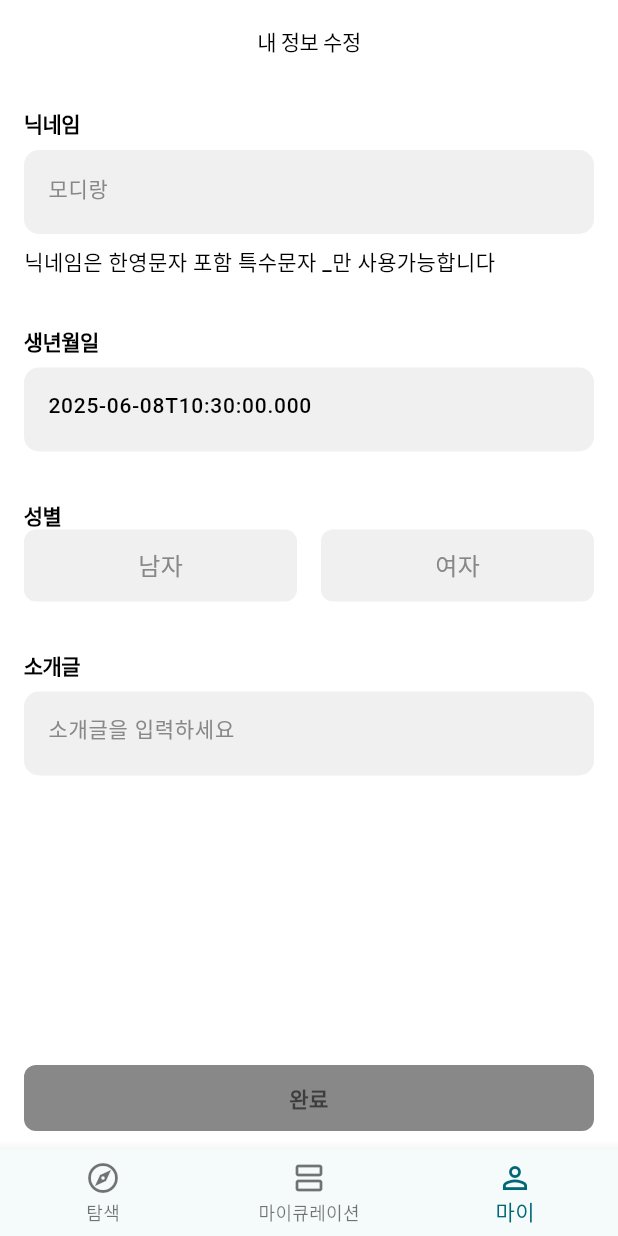
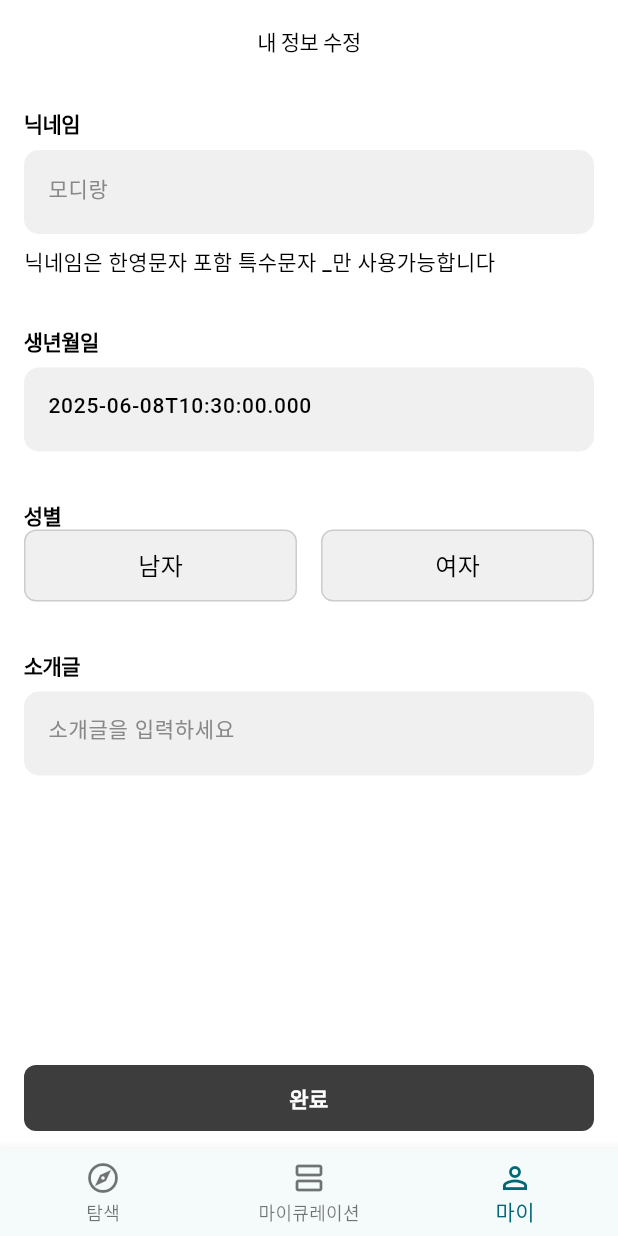
Before and after one commit to hdachan/modir_sh2, a Flutter app: the ProfileEditScreen screen opened by its route, on a phone screen of 412 x 824 dp. Run offline on Flutter 3.47's test engine with Material 3 defaults, Android fonts, the phone set to English and light mode, and no system bars; our stand-ins replace flutter_svg, go_router, google_sign_in, image_picker, supabase_flutter; accounts and stored records are empty; Roboto replaces fonts that are missing (Pretendard); project files that could hold a hidden picture were left out.

Commit message:
20250609 프로필수정

```diff
--- a/lib/Auth/views/SignUpInformation.dart
+++ b/lib/Auth/views/SignUpInformation.dart
@@ -96,7 +96,7 @@ class InformationScreen extends StatelessWidget {
                             ),
                           ),
                           const SizedBox(height: 32),
-                          Subtext('카테고리'),
+                          //Subtext('카테고리'),
                           // LayoutBuilder(
                           //   builder: (context, constraints) {
                           //     return buildSelectionButtons(
--- a/lib/Mypage/views/ProfileEditScreen.dart
+++ b/lib/Mypage/views/ProfileEditScreen.dart
@@ -9,13 +9,16 @@ class ProfileEditScreen extends StatelessWidget {
 
   @override
   Widget build(BuildContext context) {
+    // Consumer 외부에서 viewModel 가져오기
+    final viewModel = Provider.of<ProfileViewModel>(context, listen: false);
+
+    // 화면 진입 시 사용자 정보 로드
+    WidgetsBinding.instance.addPostFrameCallback((_) {
+      viewModel.fetchUserInfo();
+    });
+
     return Consumer<ProfileViewModel>(
       builder: (context, viewModel, child) {
-        final isFormValid = viewModel.nicknameController.text.isNotEmpty &&
-            viewModel.birthdateController.text.isNotEmpty &&
-            viewModel.selectedGenderIndex != -1 &&
-            viewModel.categoryController.text.isNotEmpty;
-
         return Scaffold(
           resizeToAvoidBottomInset: true,
           appBar: emailAppBar(
@@ -35,48 +38,11 @@ class ProfileEditScreen extends StatelessWidget {
                 child: ConstrainedBox(
                   constraints: const BoxConstraints(maxWidth: 600),
                   child: Padding(
-                    padding: const EdgeInsets.symmetric(horizontal: 16, vertical: 16),
+                    padding: const EdgeInsets.symmetric(
+                        horizontal: 16, vertical: 16),
                     child: Column(
                       crossAxisAlignment: CrossAxisAlignment.start,
                       children: [
-                        /// 프로필 사진 추가하기 ( 미완 )
-                        // Container(
-                        //   height: 104,
-                        //   child: Center(
-                        //     child: Stack(
-                        //       children: [
-                        //         Container(
-                        //           width: 80,
-                        //           height: 80,
-                        //           decoration: ShapeDecoration(
-                        //             color: const Color(0xFF888888),
-                        //             shape: RoundedRectangleBorder(
-                        //               borderRadius: BorderRadius.circular(8),
-                        //             ),
-                        //           ),
-                        //         ),
-                        //         Positioned(
-                        //           right: 0,
-                        //           bottom: 0,
-                        //           child: Container(
-                        //             width: 24,
-                        //             height: 24,
-                        //             decoration: BoxDecoration(
-                        //               color: const Color(0xFFE7E7E7),
-                        //               shape: BoxShape.circle,
-                        //             ),
-                        //             child: const Icon(
-                        //               Icons.camera_alt,
-                        //               size: 16,
-                        //               color: Colors.black,
-                        //             ),
-                        //           ),
-                        //         ),
-                        //       ],
-                        //     ),
-                        //   ),
-                        // ),
-                        //const SizedBox(height: 24),
                         buildLabel("닉네임"),
                         buildInput(viewModel.nicknameController, "모디랑"),
                         const SizedBox(height: 8),
@@ -92,7 +58,9 @@ class ProfileEditScreen extends StatelessWidget {
                         ),
                         const SizedBox(height: 32),
                         buildLabel("생년월일"),
-                        buildInput(viewModel.birthdateController, "20000101", isNumber: true),
+                        buildInput(
+                            viewModel.birthdateController, "20000101",
+                            isNumber: true),
                         const SizedBox(height: 32),
                         buildLabel("성별"),
                         Row(
@@ -112,7 +80,8 @@ class ProfileEditScreen extends StatelessWidget {
                         ),
                         const SizedBox(height: 32),
                         buildLabel("소개글"),
-                        buildInput(viewModel.categoryController, "소개글을 입력하세요"),
+                        buildInput(
+                            viewModel.categoryController, "소개글을 입력하세요"),
                         const SizedBox(height: 16),
                       ],
                     ),
@@ -121,7 +90,7 @@ class ProfileEditScreen extends StatelessWidget {
               ),
             ),
           ),
-          bottomNavigationBar: bottomBar(isFormValid, () async {
+          bottomNavigationBar: bottomBar(() async {
             await viewModel.updateUserInfo();
             if (viewModel.errorMessage == null) {
               context.go("/mypage");
@@ -137,7 +106,6 @@ class ProfileEditScreen extends StatelessWidget {
     );
   }
 
-  // buildLabel, buildInput, bottomBar, GenderButton은 기존 코드 유지
   static Widget buildLabel(String text) => Text(
     text,
     style: const TextStyle(
@@ -183,7 +151,7 @@ class ProfileEditScreen extends StatelessWidget {
     );
   }
 
-  Widget bottomBar(bool isEnabled, VoidCallback onPressed) {
+  Widget bottomBar(VoidCallback onPressed) {
     return Container(
       height: 68,
       color: Colors.white,
@@ -197,22 +165,19 @@ class ProfileEditScreen extends StatelessWidget {
               children: [
                 Expanded(
                   child: InkWell(
-                    onTap: isEnabled ? onPressed : null,
+                    onTap: onPressed,
                     child: Container(
-                      padding: const EdgeInsets.symmetric(vertical: 12, horizontal: 16),
+                      padding: const EdgeInsets.symmetric(
+                          vertical: 12, horizontal: 16),
                       decoration: BoxDecoration(
-                        color: isEnabled
-                            ? const Color(0xFF3D3D3D)
-                            : const Color(0xFF888888),
+                        color: const Color(0xFF3D3D3D),
                         borderRadius: BorderRadius.circular(8),
                       ),
-                      child: Text(
+                      child: const Text(
                         "완료",
                         style: TextStyle(
                           fontFamily: 'Pretendard',
-                          color: isEnabled
-                              ? Colors.white
-                              : const Color(0xFF3D3D3D),
+                          color: Colors.white,
                           fontSize: 14,
                           fontWeight: FontWeight.w700,
                         ),
@@ -251,10 +216,16 @@ class GenderButton extends StatelessWidget {
           onTap: onTap,
           child: Container(
             decoration: BoxDecoration(
-              color: isSelected
-                  ? const Color(0xFF3D3D3D)
-                  : const Color(0xFFF0F0F0),
-              borderRadius: BorderRadius.circular(8),
+                color: isSelected
+                    ? const Color(0xFF3D3D3D)
+                    : const Color(0xFFF0F0F0),
+                borderRadius: BorderRadius.circular(8),
+                border: Border.all(
+                  color: isSelected
+                      ? const Color(0xFF3D3D3D)
+                      : const Color(0xFFCCCCCC),
+                  width: 1,
+                ),
             ),
             alignment: Alignment.center,
             child: Text(
@@ -263,9 +234,7 @@ class GenderButton extends StatelessWidget {
                 fontFamily: 'Pretendard',
                 fontSize: 16,
                 fontWeight: FontWeight.w500,
-                color: isSelected
-                    ? Colors.white
-                    : const Color(0xFF888888),
+                color: isSelected ? Colors.white : Colors.black,
               ),
             ),
           ),
```
